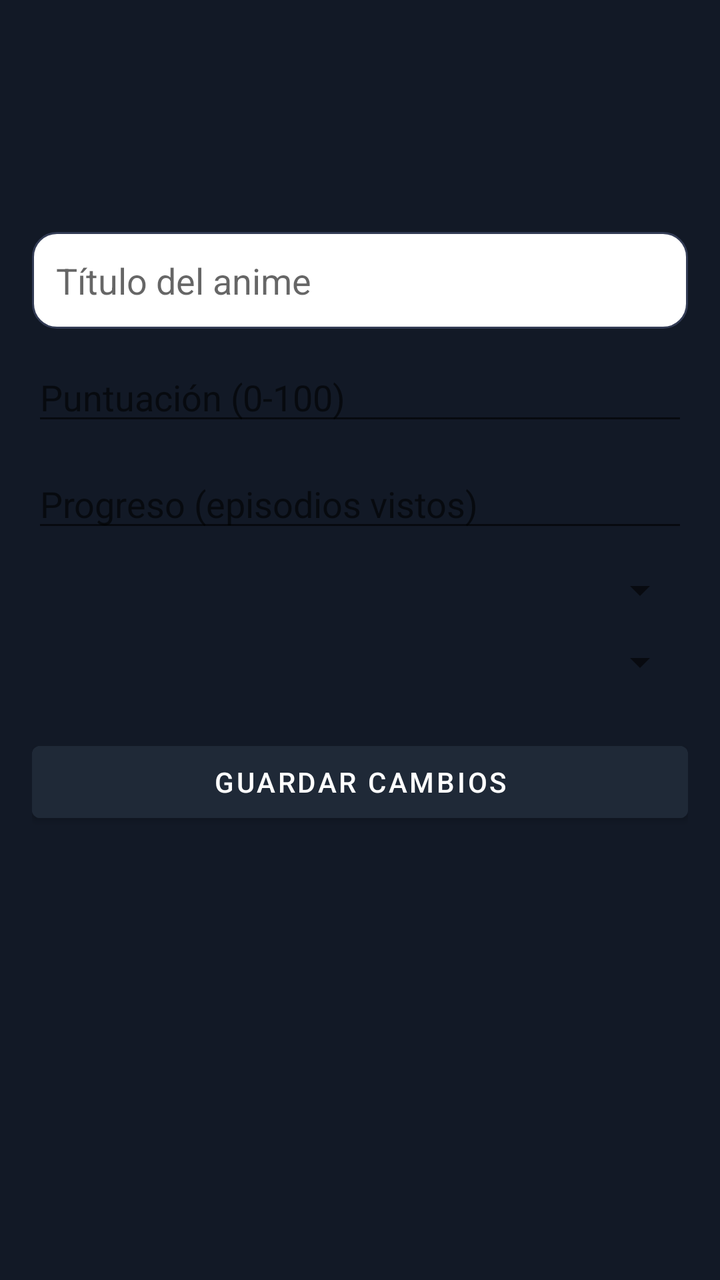
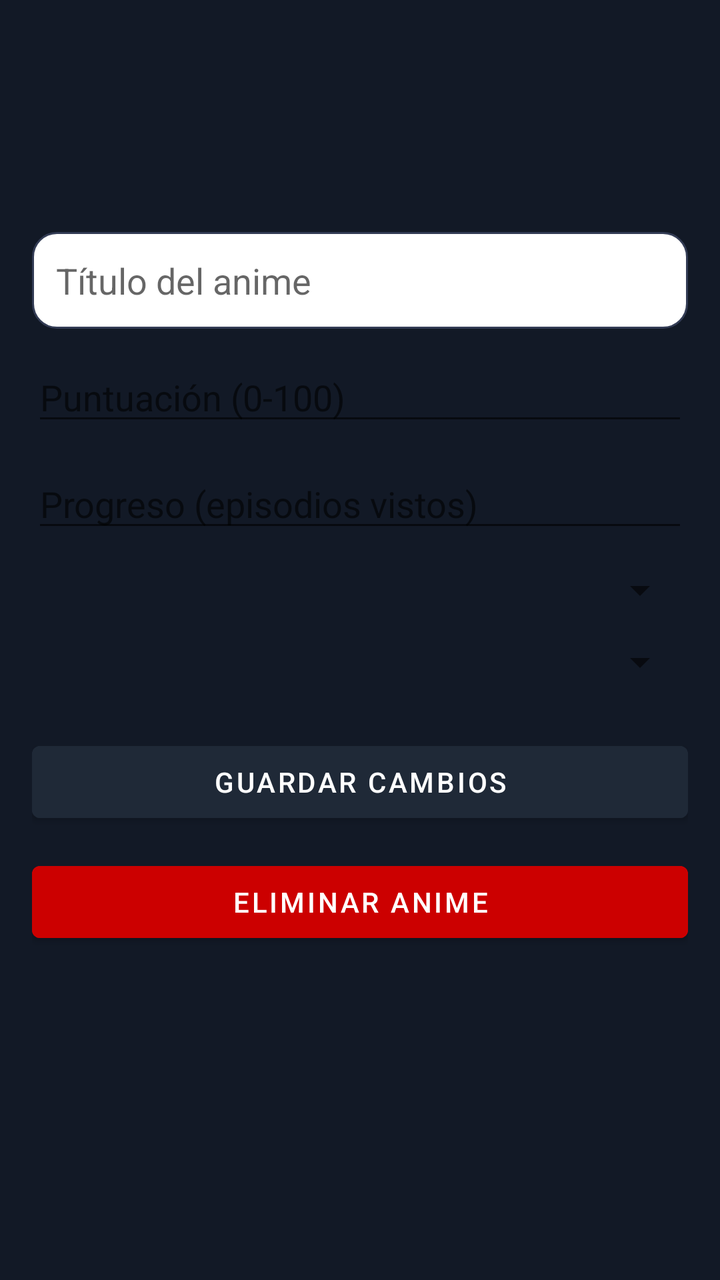

The first picture is an Android layout as it rendered before a commit; the second is the same layout after the commit. The layout source and the unified diff follow.
<!-- AndroidManifest.xml: application theme Theme.YomiTrack -->
<!-- res/layout/fragment_edit_anime.xml -->
<?xml version="1.0" encoding="utf-8"?>
<ScrollView xmlns:android="http://schemas.android.com/apk/res/android"
    android:layout_width="match_parent"
    android:layout_height="match_parent"
    android:paddingTop="100dp"
    android:paddingBottom="80dp"
    android:fillViewport="true">

    <LinearLayout
        android:layout_width="match_parent"
        android:layout_height="wrap_content"
        android:padding="16dp"
        android:orientation="vertical">

        <EditText
            android:id="@+id/editTextAnimeTitle"
            android:layout_width="match_parent"
            android:layout_height="wrap_content"
            android:hint="Título del anime"
            android:inputType="text"
            android:padding="12dp"
            android:background="@drawable/edit_text_background" />

        <EditText
            android:id="@+id/editTextScore"
            android:layout_width="match_parent"
            android:layout_height="wrap_content"
            android:hint="Puntuación (0-100)"
            android:inputType="number"
            android:layout_marginTop="12dp" />

        <EditText
            android:id="@+id/editTextProgress"
            android:layout_width="match_parent"
            android:layout_height="wrap_content"
            android:hint="Progreso (episodios vistos)"
            android:inputType="number"
            android:layout_marginTop="12dp" />

        <Spinner
            android:id="@+id/spinnerStatus"
            android:layout_width="match_parent"
            android:layout_height="wrap_content"
            android:layout_marginTop="12dp"
            android:padding="8dp" />

        <Spinner
            android:id="@+id/spinnerType"
            android:layout_width="match_parent"
            android:layout_height="wrap_content"
            android:layout_marginTop="12dp"
            android:padding="8dp" />

        <Button
            android:id="@+id/buttonSaveAnime"
            android:layout_width="match_parent"
            android:layout_height="wrap_content"
            android:text="Guardar cambios"
            android:layout_marginTop="24dp"
            android:backgroundTint="@color/primary"
            android:textColor="@android:color/white" />
    </LinearLayout>
</ScrollView>
<!-- resources referenced by this layout -->
<resources>
  <color name="primary">#1F2937</color>
  <!-- drawable edit_text_background (drawable) -->
  <?xml version="1.0" encoding="utf-8"?>
  <shape xmlns:android="http://schemas.android.com/apk/res/android"
      android:shape="rectangle">
  
      <solid android:color="@color/textPrimary" /> 
  
      <corners android:radius="12dp" /> 
  
      <padding
          android:left="12dp"
          android:top="8dp"
          android:right="12dp"
          android:bottom="8dp" />
  
      <stroke
          android:width="1dp"
          android:color="#333C55" /> 
  </shape>
  <style name="Theme.YomiTrack" parent="Base.Theme.YomiTrack" />
  <color name="textPrimary">#FFFFFF</color>
  <style name="Base.Theme.YomiTrack" parent="Theme.MaterialComponents.DayNight.NoActionBar">
          
          <item name="colorPrimary">@color/primary</item>
          <item name="colorPrimaryVariant">@color/primary</item>
          <item name="colorOnPrimary">@color/textPrimary</item>
          <item name="android:colorBackground">@color/background</item>
          <item name="colorOnBackground">@color/textPrimary</item>
  
          
          <item name="bottomNavigationStyle">@style/CustomBottomNav</item>
      </style>
  <color name="background">#121926</color>
  <style name="CustomBottomNav" parent="Widget.MaterialComponents.BottomNavigationView">
          <item name="android:background">@color/primary</item>
          <item name="itemIconTint">@color/textPrimary</item>
          <item name="itemTextColor">@color/textPrimary</item>
      </style>
</resources>

<!-- the commit's change to res/layout/fragment_edit_anime.xml (unified diff, before → after) -->
@@ -2,40 +2,40 @@
 <ScrollView xmlns:android="http://schemas.android.com/apk/res/android"
     android:layout_width="match_parent"
     android:layout_height="match_parent"
+    android:fillViewport="true"
     android:paddingTop="100dp"
-    android:paddingBottom="80dp"
-    android:fillViewport="true">
+    android:paddingBottom="80dp">
 
     <LinearLayout
         android:layout_width="match_parent"
         android:layout_height="wrap_content"
-        android:padding="16dp"
-        android:orientation="vertical">
+        android:orientation="vertical"
+        android:padding="16dp">
 
         <EditText
             android:id="@+id/editTextAnimeTitle"
             android:layout_width="match_parent"
             android:layout_height="wrap_content"
+            android:background="@drawable/edit_text_background"
             android:hint="Título del anime"
             android:inputType="text"
-            android:padding="12dp"
-            android:background="@drawable/edit_text_background" />
+            android:padding="12dp" />
 
         <EditText
             android:id="@+id/editTextScore"
             android:layout_width="match_parent"
             android:layout_height="wrap_content"
+            android:layout_marginTop="12dp"
             android:hint="Puntuación (0-100)"
-            android:inputType="number"
-            android:layout_marginTop="12dp" />
+            android:inputType="number" />
 
         <EditText
             android:id="@+id/editTextProgress"
             android:layout_width="match_parent"
             android:layout_height="wrap_content"
+            android:layout_marginTop="12dp"
             android:hint="Progreso (episodios vistos)"
-            android:inputType="number"
-            android:layout_marginTop="12dp" />
+            android:inputType="number" />
 
         <Spinner
             android:id="@+id/spinnerStatus"
@@ -55,9 +55,18 @@
             android:id="@+id/buttonSaveAnime"
             android:layout_width="match_parent"
             android:layout_height="wrap_content"
-            android:text="Guardar cambios"
             android:layout_marginTop="24dp"
             android:backgroundTint="@color/primary"
+            android:text="Guardar cambios"
+            android:textColor="@android:color/white" />
+
+        <Button
+            android:id="@+id/buttonDeleteAnime"
+            android:layout_width="match_parent"
+            android:layout_height="wrap_content"
+            android:layout_marginTop="12dp"
+            android:backgroundTint="@android:color/holo_red_dark"
+            android:text="Eliminar anime"
             android:textColor="@android:color/white" />
     </LinearLayout>
 </ScrollView>
